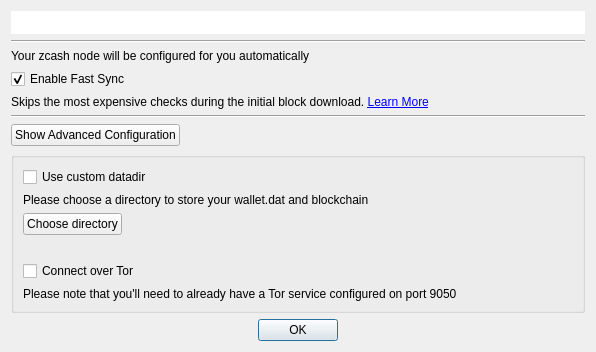
Before: the Qt Designer form src/createzcashconfdialog.ui in z-bitcoinz/BitcoinZ_Blue, drawn with Qt 5.
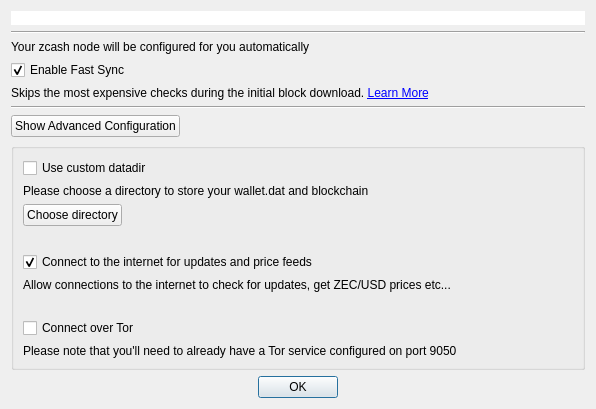
After: the same form once the commit is applied. Custom widgets are drawn as their Qt base class.

Commit message: #161 Allow configuration for prices/check updates

What changed in the file:
```diff
--- a/src/createzcashconfdialog.ui
+++ b/src/createzcashconfdialog.ui
@@ -99,6 +99,20 @@
       <string/>
      </property>
      <layout class="QGridLayout" name="gridLayout_2">
+      <item row="3" column="0">
+       <widget class="QLabel" name="label_4">
+        <property name="text">
+         <string notr="true"/>
+        </property>
+       </widget>
+      </item>
+      <item row="5" column="0">
+       <widget class="QLabel" name="label_6">
+        <property name="text">
+         <string>Allow connections to the internet to check for updates, get ZEC/USD prices etc...</string>
+        </property>
+       </widget>
+      </item>
       <item row="0" column="0">
        <widget class="QCheckBox" name="chkCustomDatadir">
         <property name="text">
@@ -106,13 +120,6 @@
         </property>
        </widget>
       </item>
-      <item row="1" column="0">
-       <widget class="QLabel" name="label_2">
-        <property name="text">
-         <string>Please choose a directory to store your wallet.dat and blockchain</string>
-        </property>
-       </widget>
-      </item>
       <item row="2" column="0">
        <layout class="QHBoxLayout" name="horizontalLayout">
         <item>
@@ -144,24 +151,41 @@
         </item>
        </layout>
       </item>
-      <item row="3" column="0">
-       <widget class="QLabel" name="label_4">
+      <item row="8" column="0">
+       <widget class="QLabel" name="label_5">
         <property name="text">
-         <string notr="true"/>
+         <string>Please note that you'll need to already have a Tor service configured on port 9050</string>
         </property>
        </widget>
       </item>
       <item row="4" column="0">
+       <widget class="QCheckBox" name="chkAllowInternet">
+        <property name="text">
+         <string>Connect to the internet for updates and price feeds</string>
+        </property>
+        <property name="checked">
+         <bool>true</bool>
+        </property>
+       </widget>
+      </item>
+      <item row="1" column="0">
+       <widget class="QLabel" name="label_2">
+        <property name="text">
+         <string>Please choose a directory to store your wallet.dat and blockchain</string>
+        </property>
+       </widget>
+      </item>
+      <item row="7" column="0">
        <widget class="QCheckBox" name="chkUseTor">
         <property name="text">
          <string>Connect over Tor</string>
         </property>
        </widget>
       </item>
-      <item row="5" column="0">
-       <widget class="QLabel" name="label_5">
+      <item row="6" column="0">
+       <widget class="QLabel" name="label_7">
         <property name="text">
-         <string>Please note that you'll need to already have a Tor service configured on port 9050</string>
+         <string/>
         </property>
        </widget>
       </item>
```
The commit also changes 6 other files.
